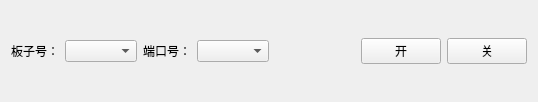
The window that onofftestwidget.ui (changzhiming/ScandTestApp) describes before a commit, drawn with Qt 5.
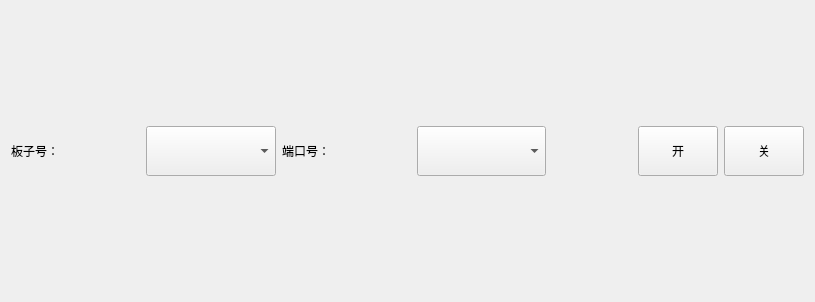
The same window after the commit. Icons and pictures are not drawn.

```diff
--- a/onofftestwidget.ui
+++ b/onofftestwidget.ui
@@ -6,13 +6,17 @@
    <rect>
     <x>0</x>
     <y>0</y>
-    <width>528</width>
-    <height>98</height>
+    <width>815</width>
+    <height>302</height>
    </rect>
   </property>
   <property name="windowTitle">
    <string>Form</string>
   </property>
+  <property name="styleSheet">
+   <string notr="true">
+font: 500 16pt &quot;宋体&quot;;</string>
+  </property>
   <layout class="QHBoxLayout" name="horizontalLayout">
    <item>
     <widget class="QLabel" name="label">
@@ -22,7 +26,14 @@
     </widget>
    </item>
    <item>
-    <widget class="QComboBox" name="comboBoxMainDev"/>
+    <widget class="QComboBox" name="comboBoxMainDev">
+     <property name="minimumSize">
+      <size>
+       <width>0</width>
+       <height>50</height>
+      </size>
+     </property>
+    </widget>
    </item>
    <item>
     <widget class="QLabel" name="label_2">
@@ -32,7 +43,14 @@
     </widget>
    </item>
    <item>
-    <widget class="QComboBox" name="comboBoxDev"/>
+    <widget class="QComboBox" name="comboBoxDev">
+     <property name="minimumSize">
+      <size>
+       <width>0</width>
+       <height>50</height>
+      </size>
+     </property>
+    </widget>
    </item>
    <item>
     <widget class="QLabel" name="labelPixmap">
@@ -67,6 +85,12 @@
        <verstretch>0</verstretch>
       </sizepolicy>
      </property>
+     <property name="minimumSize">
+      <size>
+       <width>0</width>
+       <height>50</height>
+      </size>
+     </property>
      <property name="text">
       <string>开</string>
      </property>
@@ -80,6 +104,12 @@
        <verstretch>0</verstretch>
       </sizepolicy>
      </property>
+     <property name="minimumSize">
+      <size>
+       <width>0</width>
+       <height>50</height>
+      </size>
+     </property>
      <property name="text">
       <string>关</string>
      </property>
```
Left out of the diff: 2 changed lines with no effect on the pictures.
